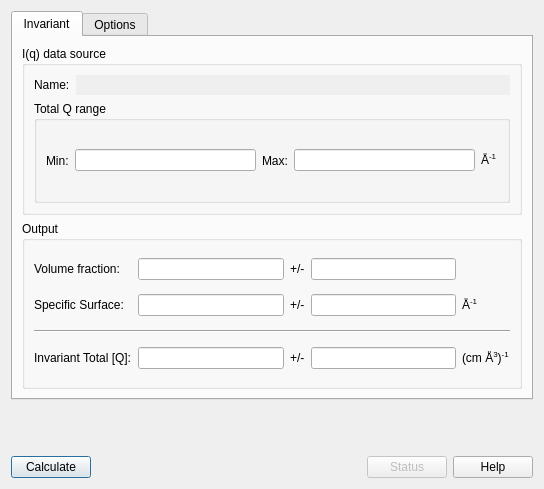
Qt form src/sas/qtgui/Perspectives/Invariant/UI/TabbedInvariantUI.ui (SasView/sasview) before a commit.
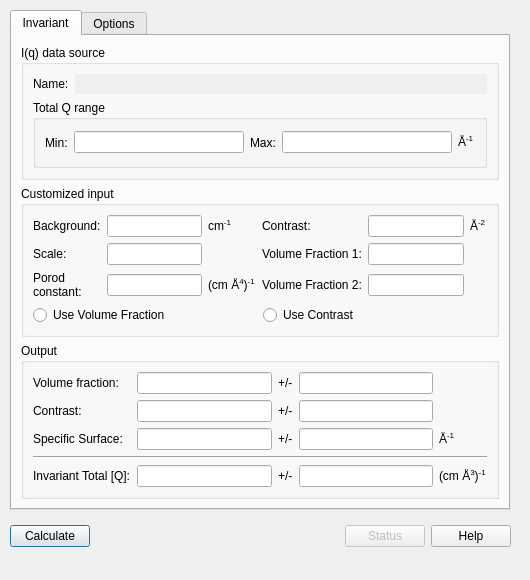
The same form after that commit.

Commit message: Updates to UI from 1496-refactor-invariant-perspective

```diff
--- a/src/sas/qtgui/Perspectives/Invariant/UI/TabbedInvariantUI.ui
+++ b/src/sas/qtgui/Perspectives/Invariant/UI/TabbedInvariantUI.ui
@@ -6,85 +6,46 @@
    <rect>
     <x>0</x>
     <y>0</y>
-    <width>544</width>
-    <height>489</height>
+    <width>530</width>
+    <height>580</height>
    </rect>
   </property>
   <property name="sizePolicy">
-   <sizepolicy hsizetype="Preferred" vsizetype="Preferred">
+   <sizepolicy hsizetype="Fixed" vsizetype="Fixed">
     <horstretch>0</horstretch>
     <verstretch>0</verstretch>
    </sizepolicy>
   </property>
+  <property name="minimumSize">
+   <size>
+    <width>530</width>
+    <height>580</height>
+   </size>
+  </property>
   <property name="windowTitle">
    <string>Dialog</string>
   </property>
-  <layout class="QGridLayout" name="gridLayout_11">
-   <item row="1" column="0">
-    <spacer name="verticalSpacer">
-     <property name="orientation">
-      <enum>Qt::Vertical</enum>
-     </property>
-     <property name="sizeHint" stdset="0">
-      <size>
-       <width>20</width>
-       <height>2</height>
-      </size>
-     </property>
-    </spacer>
-   </item>
-   <item row="2" column="0">
-    <layout class="QHBoxLayout" name="horizontalLayout_8">
-     <item>
-      <widget class="QPushButton" name="cmdCalculate">
-       <property name="toolTip">
-        <string>Compute invariant</string>
-       </property>
-       <property name="text">
-        <string>Calculate</string>
-       </property>
-      </widget>
-     </item>
-     <item>
-      <spacer name="horizontalSpacer">
-       <property name="orientation">
-        <enum>Qt::Horizontal</enum>
-       </property>
-       <property name="sizeHint" stdset="0">
-        <size>
-         <width>40</width>
-         <height>20</height>
-        </size>
-       </property>
-      </spacer>
-     </item>
-     <item>
-      <widget class="QPushButton" name="cmdStatus">
-       <property name="enabled">
-        <bool>false</bool>
-       </property>
-       <property name="toolTip">
-        <string>Get more details of computation such as fraction from extrapolation</string>
-       </property>
-       <property name="text">
-        <string>Status</string>
-       </property>
-      </widget>
-     </item>
-     <item>
-      <widget class="QPushButton" name="cmdHelp">
-       <property name="toolTip">
-        <string/>
-       </property>
-       <property name="text">
-        <string>Help</string>
-       </property>
-      </widget>
-     </item>
-    </layout>
-   </item>
-   <item row="0" column="0">
     <widget class="QTabWidget" name="tabWidget">
+   <property name="geometry">
+    <rect>
+     <x>10</x>
+     <y>10</y>
+     <width>500</width>
+     <height>500</height>
+    </rect>
+   </property>
+   <property name="sizePolicy">
+    <sizepolicy hsizetype="Expanding" vsizetype="Expanding">
+     <horstretch>0</horstretch>
+     <verstretch>0</verstretch>
+    </sizepolicy>
+   </property>
+   <property name="minimumSize">
+    <size>
+     <width>500</width>
+     <height>500</height>
+    </size>
+   </property>
      <property name="currentIndex">
       <number>0</number>
      </property>
@@ -92,37 +53,16 @@
       <attribute name="title">
        <string>Invariant</string>
       </attribute>
-      <layout class="QGridLayout" name="gridLayout_9">
-       <item row="0" column="0">
+    <layout class="QVBoxLayout" name="verticalLayout_3">
+     <property name="sizeConstraint">
+      <enum>QLayout::SetNoConstraint</enum>
+     </property>
+     <item>
         <widget class="QGroupBox" name="groupBox">
          <property name="title">
           <string>I(q) data source</string>
          </property>
          <layout class="QGridLayout" name="gridLayout_2">
-          <item row="0" column="0">
-           <layout class="QHBoxLayout" name="horizontalLayout_4">
-            <item>
-             <widget class="QLabel" name="lblName">
-              <property name="text">
-               <string>Name:</string>
-              </property>
-             </widget>
-            </item>
-            <item>
-             <widget class="QLineEdit" name="txtName">
-              <property name="enabled">
-               <bool>false</bool>
-              </property>
-              <property name="frame">
-               <bool>false</bool>
-              </property>
-              <property name="readOnly">
-               <bool>false</bool>
-              </property>
-             </widget>
-            </item>
-           </layout>
-          </item>
           <item row="1" column="0">
            <widget class="QGroupBox" name="groupBox_2">
             <property name="title">
@@ -177,219 +117,44 @@
             </layout>
            </widget>
           </item>
-         </layout>
-        </widget>
-       </item>
-       <item row="1" column="0">
-        <widget class="QGroupBox" name="groupBox_7">
-         <property name="title">
-          <string>Output</string>
-         </property>
-         <layout class="QGridLayout" name="gridLayout_5">
           <item row="0" column="0">
-           <widget class="QLabel" name="label_21">
+         <layout class="QHBoxLayout" name="horizontalLayout_4">
+          <item>
+           <widget class="QLabel" name="lblName">
             <property name="text">
-             <string>Volume fraction:</string>
+             <string>Name:</string>
             </property>
            </widget>
           </item>
-          <item row="0" column="1">
-           <widget class="QLineEdit" name="txtVolFract">
+          <item>
+           <widget class="QLineEdit" name="txtName">
             <property name="enabled">
-             <bool>true</bool>
+             <bool>false</bool>
             </property>
-            <property name="focusPolicy">
-             <enum>Qt::ClickFocus</enum>
-            </property>
-            <property name="autoFillBackground">
-             <bool>true</bool>
-            </property>
-            <property name="styleSheet">
-             <string notr="true"/>
-            </property>
             <property name="frame">
-             <bool>true</bool>
+             <bool>false</bool>
             </property>
-            <property name="alignment">
-             <set>Qt::AlignRight|Qt::AlignTrailing|Qt::AlignVCenter</set>
-            </property>
             <property name="readOnly">
-             <bool>true</bool>
+             <bool>false</bool>
             </property>
            </widget>
           </item>
-          <item row="0" column="2">
-           <widget class="QLabel" name="label_20">
-            <property name="text">
-             <string>+/-</string>
-            </property>
-           </widget>
-          </item>
-          <item row="0" column="3">
-           <widget class="QLineEdit" name="txtVolFractErr">
-            <property name="enabled">
-             <bool>true</bool>
-            </property>
-            <property name="focusPolicy">
-             <enum>Qt::ClickFocus</enum>
-            </property>
-            <property name="frame">
-             <bool>true</bool>
-            </property>
-            <property name="alignment">
-             <set>Qt::AlignRight|Qt::AlignTrailing|Qt::AlignVCenter</set>
-            </property>
-            <property name="readOnly">
-             <bool>true</bool>
-            </property>
-           </widget>
-          </item>
-          <item row="1" column="0">
-           <widget class="QLabel" name="label_22">
-            <property name="text">
-             <string>Specific Surface:</string>
-            </property>
-           </widget>
-          </item>
-          <item row="1" column="1">
-           <widget class="QLineEdit" name="txtSpecSurf">
-            <property name="enabled">
-             <bool>true</bool>
-            </property>
-            <property name="focusPolicy">
-             <enum>Qt::ClickFocus</enum>
-            </property>
-            <property name="frame">
-             <bool>true</bool>
-            </property>
-            <property name="alignment">
-             <set>Qt::AlignRight|Qt::AlignTrailing|Qt::AlignVCenter</set>
-            </property>
-            <property name="readOnly">
-             <bool>true</bool>
-            </property>
-           </widget>
-          </item>
-          <item row="1" column="2">
-           <widget class="QLabel" name="label_23">
-            <property name="text">
-             <string>+/-</string>
-            </property>
-           </widget>
-          </item>
-          <item row="1" column="3">
-           <widget class="QLineEdit" name="txtSpecSurfErr">
-            <property name="enabled">
-             <bool>true</bool>
-            </property>
-            <property name="focusPolicy">
-             <enum>Qt::ClickFocus</enum>
-            </property>
-            <property name="frame">
-             <bool>true</bool>
-            </property>
-            <property name="alignment">
-             <set>Qt::AlignRight|Qt::AlignTrailing|Qt::AlignVCenter</set>
-            </property>
-            <property name="readOnly">
-             <bool>true</bool>
-            </property>
-           </widget>
-          </item>
-          <item row="1" column="4">
-           <widget class="QLabel" name="lblSpecificSurfaceUnits">
-            <property name="text">
-             <string>&lt;html&gt;&lt;head/&gt;&lt;body&gt;&lt;p&gt;Å&lt;span style=&quot; vertical-align:super;&quot;&gt;-1&lt;/span&gt;&lt;/p&gt;&lt;/body&gt;&lt;/html&gt;</string>
-            </property>
-           </widget>
-          </item>
-          <item row="2" column="0" colspan="5">
-           <widget class="Line" name="line">
-            <property name="orientation">
-             <enum>Qt::Horizontal</enum>
-            </property>
-           </widget>
-          </item>
-          <item row="3" column="0">
-           <widget class="QLabel" name="label_25">
-            <property name="text">
-             <string>Invariant Total [Q]:</string>
-            </property>
-           </widget>
-          </item>
-          <item row="3" column="1">
-           <widget class="QLineEdit" name="txtInvariantTot">
-            <property name="enabled">
-             <bool>true</bool>
-            </property>
-            <property name="focusPolicy">
-             <enum>Qt::ClickFocus</enum>
-            </property>
-            <property name="toolTip">
-             <string>Total invariant [Q*], including extrapolated regions.</string>
-            </property>
-            <property name="frame">
-             <bool>true</bool>
-            </property>
-            <property name="alignment">
-             <set>Qt::AlignRight|Qt::AlignTrailing|Qt::AlignVCenter</set>
-            </property>
-            <property name="readOnly">
-             <bool>true</bool>
-            </property>
-           </widget>
-          </item>
-          <item row="3" column="2">
-           <widget class="QLabel" name="label_26">
-            <property name="text">
-             <string>+/-</string>
-            </property>
-           </widget>
-          </item>
-          <item row="3" column="3">
-           <widget class="QLineEdit" name="txtInvariantTotErr">
-            <property name="enabled">
-             <bool>true</bool>
-            </property>
-            <property name="focusPolicy">
-             <enum>Qt::ClickFocus</enum>
-            </property>
-            <property name="frame">
-             <bool>true</bool>
-            </property>
-            <property name="alignment">
-             <set>Qt::AlignRight|Qt::AlignTrailing|Qt::AlignVCenter</set>
-            </property>
-            <property name="readOnly">
-             <bool>true</bool>
-            </property>
-           </widget>
-          </item>
-          <item row="3" column="4">
-           <widget class="QLabel" name="lblInvariantTotalQUnits">
-            <property name="text">
-             <string>&lt;html&gt;&lt;head/&gt;&lt;body&gt;&lt;p&gt;(cm Å&lt;span style=&quot; vertical-align:super;&quot;&gt;3&lt;/span&gt;)&lt;span style=&quot; vertical-align:super;&quot;&gt;-1&lt;/span&gt;&lt;/p&gt;&lt;/body&gt;&lt;/html&gt;</string>
-            </property>
-           </widget>
-          </item>
          </layout>
-        </widget>
        </item>
       </layout>
      </widget>
-     <widget class="QWidget" name="tabOptions">
-      <attribute name="title">
-       <string>Options</string>
-      </attribute>
-      <layout class="QGridLayout" name="gridLayout_6">
-       <item row="0" column="0">
+     </item>
+     <item>
         <widget class="QGroupBox" name="groupBox_3">
          <property name="title">
           <string>Customized input</string>
          </property>
-         <layout class="QGridLayout" name="gridLayout_4">
-          <item row="0" column="0">
+       <layout class="QVBoxLayout" name="verticalLayout_5">
+        <item>
            <layout class="QGridLayout" name="gridLayout_3">
+          <item row="0" column="1">
+           <widget class="QLineEdit" name="txtBackgd"/>
+          </item>
             <item row="0" column="0">
              <widget class="QLabel" name="label_5">
               <property name="text">
@@ -397,9 +162,6 @@
               </property>
              </widget>
             </item>
-            <item row="0" column="1">
-             <widget class="QLineEdit" name="txtBackgd"/>
-            </item>
             <item row="0" column="2">
              <widget class="QLabel" name="label_8">
               <property name="text">
@@ -407,7 +169,24 @@
               </property>
              </widget>
             </item>
+          <item row="2" column="3">
+           <widget class="QLabel" name="label_34">
+            <property name="text">
+             <string>Volume Fraction 2:</string>
+            </property>
+           </widget>
+          </item>
+          <item row="2" column="4">
+           <widget class="QLineEdit" name="txtVolFrac2"/>
+          </item>
             <item row="0" column="3">
+           <widget class="QLabel" name="label_6">
+            <property name="text">
+             <string>Contrast:</string>
+            </property>
+           </widget>
+          </item>
+          <item row="1" column="0">
              <widget class="QLabel" name="label_9">
               <property name="text">
                <string>Scale:</string>
@@ -415,26 +194,19 @@
              </widget>
             </item>
             <item row="0" column="4">
-             <widget class="QLineEdit" name="txtScale"/>
-            </item>
-            <item row="1" column="0">
-             <widget class="QLabel" name="label_6">
-              <property name="text">
-               <string>Contrast:</string>
-              </property>
-             </widget>
-            </item>
-            <item row="1" column="1">
              <widget class="QLineEdit" name="txtContrast"/>
             </item>
-            <item row="1" column="2">
+          <item row="0" column="5">
              <widget class="QLabel" name="lblContrastUnits">
               <property name="text">
                <string>&lt;html&gt;&lt;head/&gt;&lt;body&gt;&lt;p&gt;Å&lt;span style=&quot; vertical-align:super;&quot;&gt;-2&lt;/span&gt;&lt;/p&gt;&lt;/body&gt;&lt;/html&gt;</string>
               </property>
              </widget>
             </item>
-            <item row="1" column="3">
+          <item row="1" column="1">
+           <widget class="QLineEdit" name="txtScale"/>
+          </item>
+          <item row="2" column="0">
              <widget class="QLabel" name="label_10">
               <property name="text">
                <string>&lt;html&gt;&lt;head/&gt;&lt;body&gt;&lt;p&gt;Porod&lt;br/&gt;constant:&lt;/p&gt;&lt;/body&gt;&lt;/html&gt;</string>
@@ -442,13 +214,23 @@
              </widget>
             </item>
             <item row="1" column="4">
+           <widget class="QLineEdit" name="txtVolFrac1"/>
+          </item>
+          <item row="2" column="1">
              <widget class="QLineEdit" name="txtPorodCst">
               <property name="toolTip">
                <string>Porod constant (optional)</string>
               </property>
              </widget>
             </item>
-            <item row="1" column="5">
+          <item row="1" column="3">
+           <widget class="QLabel" name="label_33">
+            <property name="text">
+             <string>Volume Fraction 1:</string>
+            </property>
+           </widget>
+          </item>
+          <item row="2" column="2">
              <widget class="QLabel" name="lblPorodCstUnits">
               <property name="text">
                <string>&lt;html&gt;&lt;head/&gt;&lt;body&gt;&lt;p&gt;(cm Å&lt;span style=&quot; vertical-align:super;&quot;&gt;4&lt;/span&gt;)&lt;span style=&quot; vertical-align:super;&quot;&gt;-1&lt;/span&gt;&lt;/p&gt;&lt;/body&gt;&lt;/html&gt;</string>
@@ -457,16 +239,303 @@
             </item>
            </layout>
           </item>
+        <item>
+         <layout class="QHBoxLayout" name="horizontalLayout_9">
+          <item>
+           <widget class="QRadioButton" name="rbVolFrac">
+            <property name="text">
+             <string>Use Volume Fraction</string>
+            </property>
+           </widget>
+          </item>
+          <item>
+           <widget class="QRadioButton" name="rbContrast">
+            <property name="text">
+             <string>Use Contrast</string>
+            </property>
+           </widget>
+          </item>
          </layout>
+        </item>
+       </layout>
+      </widget>
+     </item>
+     <item>
+      <widget class="QGroupBox" name="groupBox_7">
+       <property name="title">
+        <string>Output</string>
+       </property>
+       <layout class="QGridLayout" name="gridLayout_5">
+        <item row="5" column="4">
+         <widget class="QLabel" name="lblInvariantTotalQUnits">
+          <property name="text">
+           <string>&lt;html&gt;&lt;head/&gt;&lt;body&gt;&lt;p&gt;(cm Å&lt;span style=&quot; vertical-align:super;&quot;&gt;3&lt;/span&gt;)&lt;span style=&quot; vertical-align:super;&quot;&gt;-1&lt;/span&gt;&lt;/p&gt;&lt;/body&gt;&lt;/html&gt;</string>
+          </property>
+         </widget>
+        </item>
+        <item row="1" column="1">
+         <widget class="QLineEdit" name="txtVolFract">
+          <property name="enabled">
+           <bool>true</bool>
+          </property>
+          <property name="focusPolicy">
+           <enum>Qt::ClickFocus</enum>
+          </property>
+          <property name="autoFillBackground">
+           <bool>true</bool>
+          </property>
+          <property name="styleSheet">
+           <string notr="true"/>
+          </property>
+          <property name="frame">
+           <bool>true</bool>
+          </property>
+          <property name="alignment">
+           <set>Qt::AlignRight|Qt::AlignTrailing|Qt::AlignVCenter</set>
+          </property>
+          <property name="readOnly">
+           <bool>true</bool>
+          </property>
+         </widget>
+        </item>
+        <item row="3" column="0">
+         <widget class="QLabel" name="label_22">
+          <property name="text">
+           <string>Specific Surface:</string>
+          </property>
+         </widget>
+        </item>
+        <item row="1" column="2">
+         <widget class="QLabel" name="label_20">
+          <property name="text">
+           <string>+/-</string>
+          </property>
+         </widget>
+        </item>
+        <item row="4" column="0" colspan="5">
+         <widget class="Line" name="line">
+          <property name="orientation">
+           <enum>Qt::Horizontal</enum>
+          </property>
+         </widget>
+        </item>
+        <item row="5" column="2">
+         <widget class="QLabel" name="label_26">
+          <property name="text">
+           <string>+/-</string>
+          </property>
         </widget>
        </item>
        <item row="1" column="0">
+         <widget class="QLabel" name="label_21">
+          <property name="text">
+           <string>Volume fraction:</string>
+          </property>
+         </widget>
+        </item>
+        <item row="3" column="2">
+         <widget class="QLabel" name="label_23">
+          <property name="text">
+           <string>+/-</string>
+          </property>
+         </widget>
+        </item>
+        <item row="3" column="4">
+         <widget class="QLabel" name="lblSpecificSurfaceUnits">
+          <property name="text">
+           <string>&lt;html&gt;&lt;head/&gt;&lt;body&gt;&lt;p&gt;Å&lt;span style=&quot; vertical-align:super;&quot;&gt;-1&lt;/span&gt;&lt;/p&gt;&lt;/body&gt;&lt;/html&gt;</string>
+          </property>
+         </widget>
+        </item>
+        <item row="1" column="3">
+         <widget class="QLineEdit" name="txtVolFractErr">
+          <property name="enabled">
+           <bool>true</bool>
+          </property>
+          <property name="focusPolicy">
+           <enum>Qt::ClickFocus</enum>
+          </property>
+          <property name="frame">
+           <bool>true</bool>
+          </property>
+          <property name="alignment">
+           <set>Qt::AlignRight|Qt::AlignTrailing|Qt::AlignVCenter</set>
+          </property>
+          <property name="readOnly">
+           <bool>true</bool>
+          </property>
+         </widget>
+        </item>
+        <item row="3" column="1">
+         <widget class="QLineEdit" name="txtSpecSurf">
+          <property name="enabled">
+           <bool>true</bool>
+          </property>
+          <property name="focusPolicy">
+           <enum>Qt::ClickFocus</enum>
+          </property>
+          <property name="frame">
+           <bool>true</bool>
+          </property>
+          <property name="alignment">
+           <set>Qt::AlignRight|Qt::AlignTrailing|Qt::AlignVCenter</set>
+          </property>
+          <property name="readOnly">
+           <bool>true</bool>
+          </property>
+         </widget>
+        </item>
+        <item row="5" column="1">
+         <widget class="QLineEdit" name="txtInvariantTot">
+          <property name="enabled">
+           <bool>true</bool>
+          </property>
+          <property name="focusPolicy">
+           <enum>Qt::ClickFocus</enum>
+          </property>
+          <property name="toolTip">
+           <string>Total invariant [Q*], including extrapolated regions.</string>
+          </property>
+          <property name="frame">
+           <bool>true</bool>
+          </property>
+          <property name="alignment">
+           <set>Qt::AlignRight|Qt::AlignTrailing|Qt::AlignVCenter</set>
+          </property>
+          <property name="readOnly">
+           <bool>true</bool>
+          </property>
+         </widget>
+        </item>
+        <item row="5" column="0">
+         <widget class="QLabel" name="label_25">
+          <property name="text">
+           <string>Invariant Total [Q]:</string>
+          </property>
+         </widget>
+        </item>
+        <item row="5" column="3">
+         <widget class="QLineEdit" name="txtInvariantTotErr">
+          <property name="enabled">
+           <bool>true</bool>
+          </property>
+          <property name="focusPolicy">
+           <enum>Qt::ClickFocus</enum>
+          </property>
+          <property name="frame">
+           <bool>true</bool>
+          </property>
+          <property name="alignment">
+           <set>Qt::AlignRight|Qt::AlignTrailing|Qt::AlignVCenter</set>
+          </property>
+          <property name="readOnly">
+           <bool>true</bool>
+          </property>
+         </widget>
+        </item>
+        <item row="3" column="3">
+         <widget class="QLineEdit" name="txtSpecSurfErr">
+          <property name="enabled">
+           <bool>true</bool>
+          </property>
+          <property name="focusPolicy">
+           <enum>Qt::ClickFocus</enum>
+          </property>
+          <property name="frame">
+           <bool>true</bool>
+          </property>
+          <property name="alignment">
+           <set>Qt::AlignRight|Qt::AlignTrailing|Qt::AlignVCenter</set>
+          </property>
+          <property name="readOnly">
+           <bool>true</bool>
+          </property>
+         </widget>
+        </item>
+        <item row="2" column="0">
+         <widget class="QLabel" name="label_24">
+          <property name="text">
+           <string>Contrast:</string>
+          </property>
+         </widget>
+        </item>
+        <item row="2" column="1">
+         <widget class="QLineEdit" name="txtContrastOut">
+          <property name="enabled">
+           <bool>true</bool>
+          </property>
+          <property name="focusPolicy">
+           <enum>Qt::ClickFocus</enum>
+          </property>
+          <property name="autoFillBackground">
+           <bool>true</bool>
+          </property>
+          <property name="styleSheet">
+           <string notr="true"/>
+          </property>
+          <property name="frame">
+           <bool>true</bool>
+          </property>
+          <property name="alignment">
+           <set>Qt::AlignRight|Qt::AlignTrailing|Qt::AlignVCenter</set>
+          </property>
+          <property name="readOnly">
+           <bool>true</bool>
+          </property>
+         </widget>
+        </item>
+        <item row="2" column="2">
+         <widget class="QLabel" name="label_27">
+          <property name="text">
+           <string>+/-</string>
+          </property>
+         </widget>
+        </item>
+        <item row="2" column="3">
+         <widget class="QLineEdit" name="txtContrastOutErr">
+          <property name="enabled">
+           <bool>true</bool>
+          </property>
+          <property name="focusPolicy">
+           <enum>Qt::ClickFocus</enum>
+          </property>
+          <property name="frame">
+           <bool>true</bool>
+          </property>
+          <property name="alignment">
+           <set>Qt::AlignRight|Qt::AlignTrailing|Qt::AlignVCenter</set>
+          </property>
+          <property name="readOnly">
+           <bool>true</bool>
+          </property>
+         </widget>
+        </item>
+       </layout>
+      </widget>
+     </item>
+    </layout>
+   </widget>
+   <widget class="QWidget" name="tabOptions">
+    <attribute name="title">
+     <string>Options</string>
+    </attribute>
+    <layout class="QGridLayout" name="gridLayout_6">
+     <item row="0" column="0">
         <widget class="QGroupBox" name="groupBox_4">
          <property name="title">
           <string>Extrapolation</string>
          </property>
-         <layout class="QGridLayout" name="gridLayout_10">
-          <item row="0" column="0" colspan="2">
+       <widget class="QWidget" name="layoutWidget">
+        <property name="geometry">
+         <rect>
+          <x>10</x>
+          <y>33</y>
+          <width>431</width>
+          <height>379</height>
+         </rect>
+        </property>
+        <layout class="QVBoxLayout" name="verticalLayout_4">
+         <item>
            <layout class="QHBoxLayout" name="horizontalLayout_2">
             <item>
              <widget class="QLabel" name="label_12">
@@ -521,7 +590,7 @@
             </item>
            </layout>
           </item>
-          <item row="1" column="0">
+         <item>
            <widget class="QGroupBox" name="groupBox_lowQ">
             <property name="title">
              <string>Low Q</string>
@@ -646,7 +715,7 @@
             </layout>
            </widget>
           </item>
-          <item row="1" column="1">
+         <item>
            <widget class="QGroupBox" name="groupBox_highQ">
             <property name="title">
              <string>High Q</string>
@@ -731,12 +800,69 @@
           </item>
          </layout>
         </widget>
+      </widget>
        </item>
       </layout>
      </widget>
     </widget>
-   </item>
-  </layout>
+  <widget class="QWidget" name="layoutWidget">
+   <property name="geometry">
+    <rect>
+     <x>10</x>
+     <y>520</y>
+     <width>501</width>
+     <height>32</height>
+    </rect>
+   </property>
+   <layout class="QHBoxLayout" name="horizontalLayout_8">
+    <item>
+     <widget class="QPushButton" name="cmdCalculate">
+      <property name="toolTip">
+       <string>Compute invariant</string>
+      </property>
+      <property name="text">
+       <string>Calculate</string>
+      </property>
+     </widget>
+    </item>
+    <item>
+     <spacer name="horizontalSpacer">
+      <property name="orientation">
+       <enum>Qt::Horizontal</enum>
+      </property>
+      <property name="sizeHint" stdset="0">
+       <size>
+        <width>40</width>
+        <height>20</height>
+       </size>
+      </property>
+     </spacer>
+    </item>
+    <item>
+     <widget class="QPushButton" name="cmdStatus">
+      <property name="enabled">
+       <bool>false</bool>
+      </property>
+      <property name="toolTip">
+       <string>Get more details of computation such as fraction from extrapolation</string>
+      </property>
+      <property name="text">
+       <string>Status</string>
+      </property>
+     </widget>
+    </item>
+    <item>
+     <widget class="QPushButton" name="cmdHelp">
+      <property name="toolTip">
+       <string/>
+      </property>
+      <property name="text">
+       <string>Help</string>
+      </property>
+     </widget>
+    </item>
+   </layout>
+  </widget>
  </widget>
  <tabstops>
   <tabstop>tabWidget</tabstop>
```
Left out of the diff: 4 changed lines with no effect on the pictures. Lines whose indentation alone changed are shown as unchanged. The commit also changes 1 other file.
